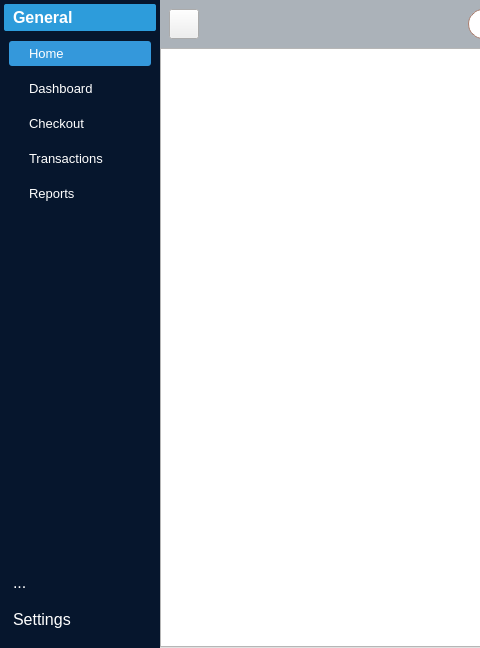
This is ui/main_window.ui in initprog/QPos as Qt 5 draws it before an edit; both pictures show x 0 to 480 and y 0 to 648 of the 1075 by 648 pixel window. The edited form follows.
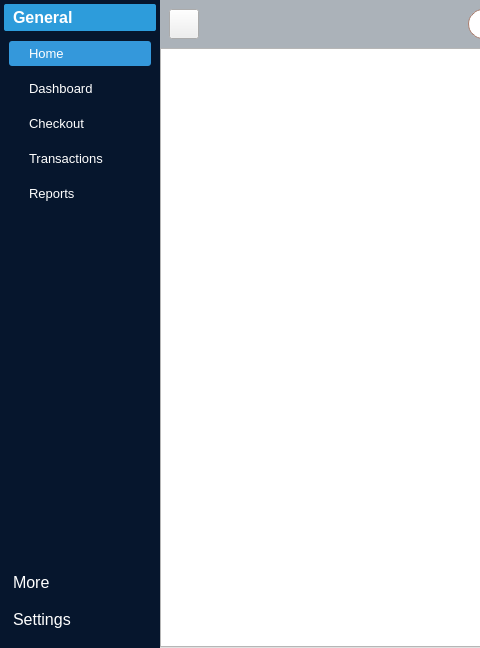
This is the edited form. The open tabs and pages were chosen to show the change. Icons and pictures are not drawn.

What changed in the file:
```diff
--- a/ui/main_window.ui
+++ b/ui/main_window.ui
@@ -275,7 +275,7 @@
              <normaloff>:/icon/icon/car-4-48.ico</normaloff>:/icon/icon/car-4-48.ico</iconset>
            </attribute>
            <attribute name="label">
-            <string>...</string>
+            <string>More</string>
            </attribute>
            <layout class="QVBoxLayout" name="verticalLayout_2">
             <property name="spacing">
```
Left out of the diff: 20 changed lines with no effect on the pictures.
